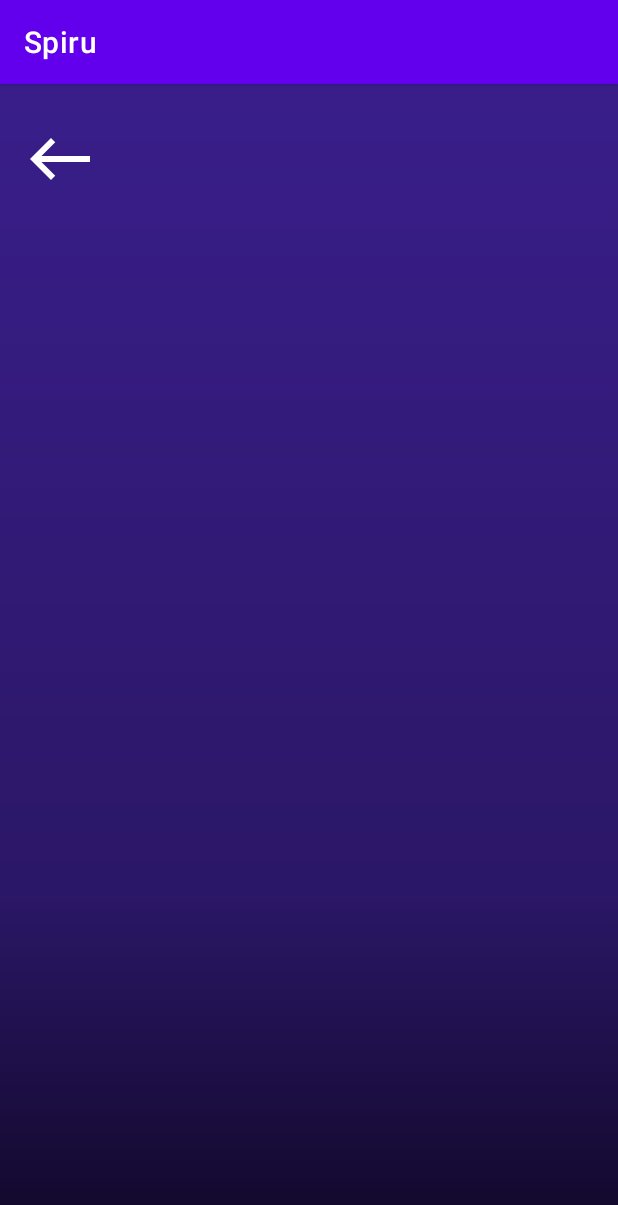
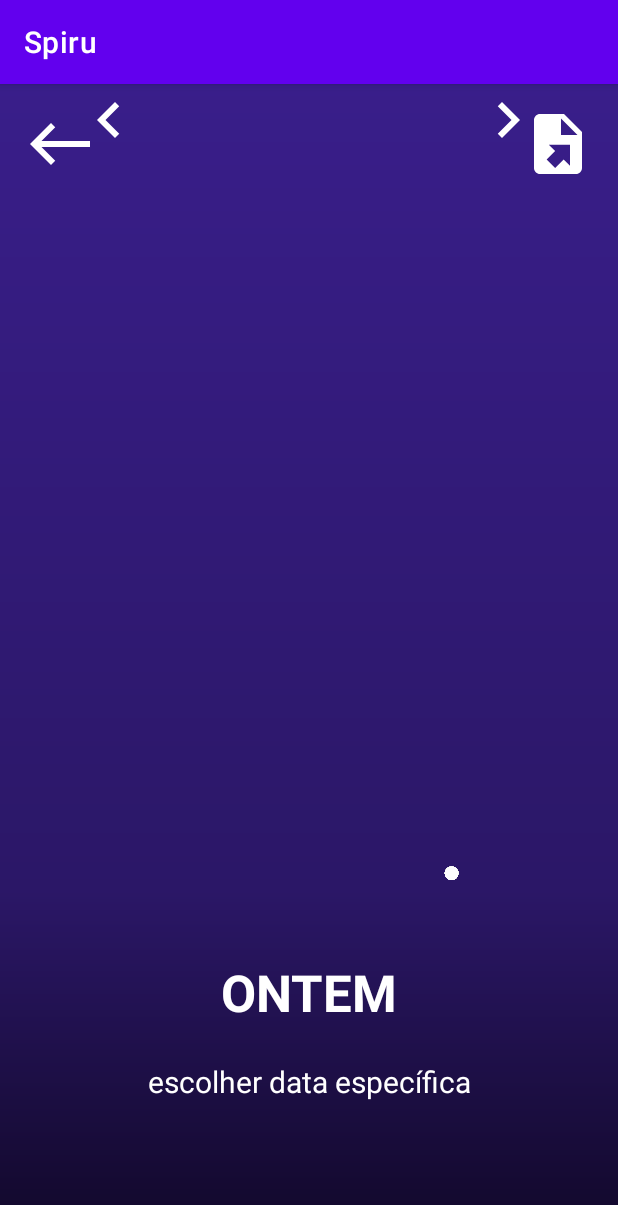
Before and after one commit to Adriano3ds/Spiru, an Android app: the HistoryActivity screen opened directly, with no data from a screen before it, on a phone screen of 412 x 824 dp. Shown: the top 1205 px of the screen. Run offline under Robolectric (Android 15) with nearby library versions, the phone set to English and light mode, and no system bars.

Commit message:
Added HistoryActivity to screens

```diff
--- a/app/src/main/java/ib2/spiru/stars/Star.java
+++ b/app/src/main/java/ib2/spiru/stars/Star.java
@@ -19,7 +19,7 @@ public class Star {
     public Star() {
         Random random = new Random();
         setPoint(random.nextFloat(), random.nextFloat());
-        this.radius = 3 + random.nextFloat()*5;
+        this.radius = 3 + random.nextFloat() * 5;
     }
 
     public Star(float x, float y) {
@@ -37,7 +37,7 @@ public class Star {
 
     public void draw(Canvas canvas, int width, int height) {
         Paint p = new Paint(Paint.ANTI_ALIAS_FLAG);
-        int opacity = (int) (255*(1 - y));
+        int opacity = (int) (255 * (1 - y));
         p.setColor(0x00FFFFFF | (opacity << 24));
         canvas.drawCircle(x * width, y * height, radius, p);
     }
@@ -47,9 +47,12 @@ public class Star {
         DisplayMetrics displayMetrics = new DisplayMetrics();
         displayMetrics.heightPixels = 1980;
         displayMetrics.widthPixels = 1080;
-        ((Activity) view.getContext()).getWindowManager()
-                .getDefaultDisplay()
-                .getMetrics(displayMetrics);
+        try {
+            ((Activity) view.getContext()).getWindowManager()
+                    .getDefaultDisplay()
+                    .getMetrics(displayMetrics);
+        } catch (Exception exception) {
+        }
         int height = displayMetrics.heightPixels;
         int width = displayMetrics.widthPixels;
         for (int i = 0; i < 100; i++) {
--- /dev/null
+++ b/app/src/main/res/drawable/ic_baseline_keyboard_arrow_left_24.xml
@@ -0,0 +1,5 @@
+<vector android:autoMirrored="true" android:height="24dp"
+    android:tint="#FFFFFF" android:viewportHeight="24"
+    android:viewportWidth="24" android:width="24dp" xmlns:android="http://schemas.android.com/apk/res/android">
+    <path android:fillColor="@android:color/white" android:pathData="M15.41,16.59L10.83,12l4.58,-4.59L14,6l-6,6 6,6 1.41,-1.41z"/>
+</vector>
--- /dev/null
+++ b/app/src/main/res/drawable/ic_baseline_keyboard_arrow_right_24.xml
@@ -0,0 +1,5 @@
+<vector android:autoMirrored="true" android:height="24dp"
+    android:tint="#FFFFFF" android:viewportHeight="24"
+    android:viewportWidth="24" android:width="24dp" xmlns:android="http://schemas.android.com/apk/res/android">
+    <path android:fillColor="@android:color/white" android:pathData="M8.59,16.59L13.17,12 8.59,7.41 10,6l6,6 -6,6 -1.41,-1.41z"/>
+</vector>
--- a/app/src/main/res/layout/activity_history.xml
+++ b/app/src/main/res/layout/activity_history.xml
@@ -1,22 +1,95 @@
 <?xml version="1.0" encoding="utf-8"?>
-<androidx.constraintlayout.widget.ConstraintLayout xmlns:android="http://schemas.android.com/apk/res/android"
+<ib2.spiru.stars.StarsConstraintLayout xmlns:android="http://schemas.android.com/apk/res/android"
     xmlns:app="http://schemas.android.com/apk/res-auto"
     xmlns:tools="http://schemas.android.com/tools"
     android:layout_width="match_parent"
     android:layout_height="match_parent"
-    android:background="@drawable/bg_gradient"
+    android:background="#00FFFFFF"
     tools:context=".HistoryActivity">
 
-    <Button
-        android:id="@+id/button"
+    <androidx.appcompat.widget.AppCompatButton
+        android:id="@+id/history_back"
         android:layout_width="48dp"
         android:layout_height="48dp"
         android:layout_marginStart="16dp"
         android:layout_marginTop="16dp"
-        android:background="#00FFFFFF"
-        android:contentDescription="@string/app_name"
-        app:icon="@drawable/ic_baseline_west_24"
-        app:iconGravity="textTop"
+        android:background="@drawable/ic_baseline_west_24"
+        android:contentDescription="Botão de retorno"
         app:layout_constraintStart_toStartOf="parent"
         app:layout_constraintTop_toTopOf="parent" />
-</androidx.constraintlayout.widget.ConstraintLayout>
+
+    <androidx.appcompat.widget.AppCompatButton
+        android:id="@+id/download"
+        android:layout_width="48dp"
+        android:layout_height="48dp"
+        android:layout_marginTop="16dp"
+        android:layout_marginEnd="16dp"
+        android:background="@drawable/ic_file_export"
+        android:contentDescription="download"
+        android:text=""
+        app:layout_constraintEnd_toEndOf="parent"
+        app:layout_constraintTop_toTopOf="parent" />
+
+    <TextView
+        android:id="@+id/history"
+        android:layout_width="wrap_content"
+        android:layout_height="wrap_content"
+        android:layout_marginStart="176dp"
+        android:layout_marginEnd="177dp"
+        android:text="ONTEM"
+        android:textAlignment="center"
+        android:textAllCaps="true"
+        android:textColor="#FFFFFF"
+        android:textIsSelectable="false"
+        android:textSize="34sp"
+        android:textStyle="bold"
+        app:layout_constraintBottom_toBottomOf="parent"
+        app:layout_constraintEnd_toEndOf="parent"
+        app:layout_constraintHorizontal_bias="0.491"
+        app:layout_constraintStart_toStartOf="parent"
+        app:layout_constraintTop_toTopOf="parent"
+        app:layout_constraintVertical_bias="0.806" />
+
+    <TextView
+        android:id="@+id/chooseDate"
+        android:layout_width="wrap_content"
+        android:layout_height="wrap_content"
+        android:layout_marginTop="16dp"
+        android:contentDescription="Escolher data específica"
+        android:minHeight="48dp"
+        android:text="escolher data específica"
+        android:textColor="#FFFFFF"
+        android:textIsSelectable="true"
+        android:textSize="20sp"
+        app:layout_constraintBottom_toBottomOf="parent"
+        app:layout_constraintEnd_toEndOf="parent"
+        app:layout_constraintStart_toStartOf="parent"
+        app:layout_constraintTop_toBottomOf="@+id/history"
+        app:layout_constraintVertical_bias="0.095" />
+
+    <androidx.appcompat.widget.AppCompatButton
+        android:id="@+id/history_right"
+        android:layout_width="48dp"
+        android:layout_height="48dp"
+        android:layout_marginStart="16dp"
+        android:layout_marginEnd="16dp"
+        android:background="@drawable/ic_baseline_keyboard_arrow_right_24"
+        android:backgroundTint="#FFFFFF"
+        android:contentDescription="Avançar no histórico"
+        app:layout_constraintEnd_toEndOf="parent"
+        app:layout_constraintStart_toEndOf="@+id/history"
+        tools:layout_editor_absoluteY="553dp" />
+
+    <androidx.appcompat.widget.AppCompatButton
+        android:id="@+id/history_left"
+        android:layout_width="48dp"
+        android:layout_height="48dp"
+        android:layout_marginStart="16dp"
+        android:layout_marginEnd="16dp"
+        android:background="@drawable/ic_baseline_keyboard_arrow_left_24"
+        android:contentDescription="Voltar no histórico"
+        app:layout_constraintEnd_toStartOf="@+id/history"
+        app:layout_constraintHorizontal_bias="0.483"
+        app:layout_constraintStart_toStartOf="parent"
+        tools:layout_editor_absoluteY="553dp" />
+</ib2.spiru.stars.StarsConstraintLayout>
--- a/app/src/main/res/layout/activity_monitor.xml
+++ b/app/src/main/res/layout/activity_monitor.xml
@@ -1,5 +1,5 @@
 <?xml version="1.0" encoding="utf-8"?>
-<androidx.constraintlayout.widget.ConstraintLayout xmlns:android="http://schemas.android.com/apk/res/android"
+<ib2.spiru.stars.StarsConstraintLayout xmlns:android="http://schemas.android.com/apk/res/android"
     xmlns:app="http://schemas.android.com/apk/res-auto"
     xmlns:tools="http://schemas.android.com/tools"
     android:layout_width="match_parent"
@@ -73,4 +73,4 @@
         app:layout_constraintHorizontal_bias="0.428"
         app:layout_constraintStart_toEndOf="@+id/pause_button" />
 
-</androidx.constraintlayout.widget.ConstraintLayout>
+</ib2.spiru.stars.StarsConstraintLayout>
```
